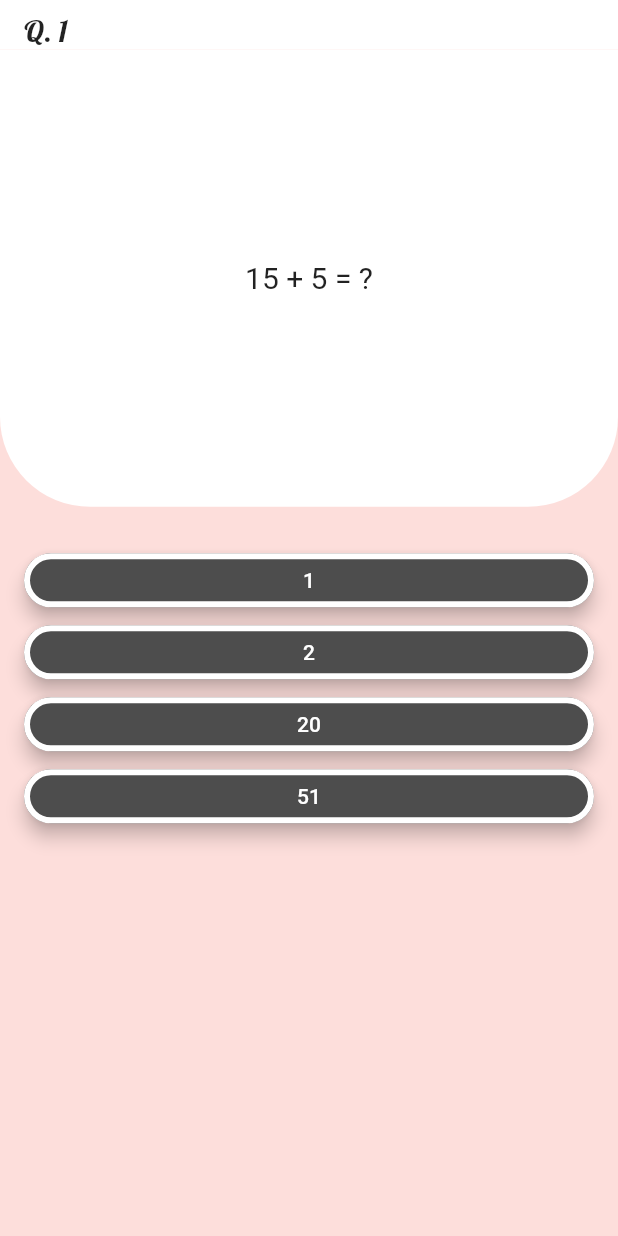
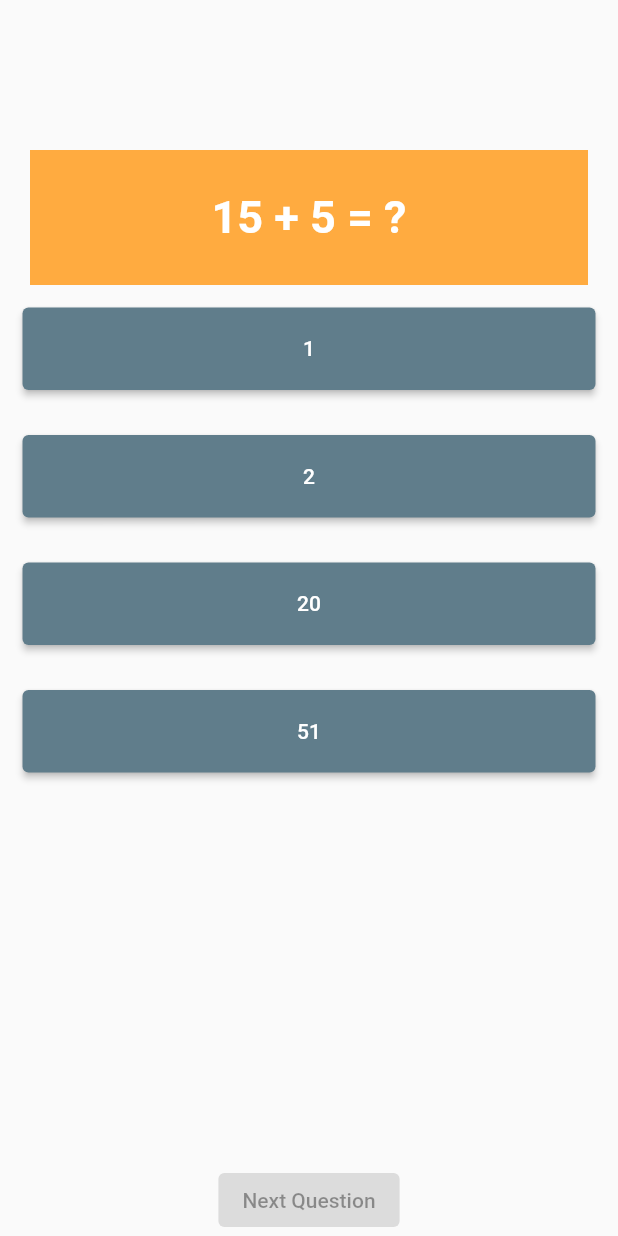
Before and after one commit to ZeyadSawwan/Quiz_app-2, a Flutter app: the screen it shows after launch, after a tap on "Questions", on a phone screen of 412 x 824 dp. Run offline on Flutter 3.47's test engine with Material 2 defaults, Android fonts, the phone set to English and light mode, and no system bars; our stand-ins replace get, google_fonts, percent_indicator.

Commit message:
first commit

```diff
--- a/lib/model/model.dart
+++ b/lib/model/model.dart
@@ -1,6 +1,12 @@
 class QuizlModel {
   String question;
-  Map<String, bool>? answers;
-  String note;
-  QuizlModel({required this.question, this.answers, required this.note});
+  List<String> answers;
+  // String note;
+  bool answerRuslt;
+  String correctAnswer;
+  QuizlModel(
+      {required this.question,
+      required this.answers,
+      this.answerRuslt = false,
+      required this.correctAnswer});
 }
--- a/lib/screens/home/home_screen.dart
+++ b/lib/screens/home/home_screen.dart
@@ -1,6 +1,5 @@
 import 'package:flutter/material.dart';
 import 'package:questions_app/screens/quiz1/quiz1.dart';
-import '../../shared/shared_widget.dart';
 
 class HomeScreen extends StatelessWidget {
   static const screenRoute = 'home';
@@ -9,14 +8,14 @@ class HomeScreen extends StatelessWidget {
   @override
   Widget build(BuildContext context) {
     return Scaffold(
-      backgroundColor: CustomWidgets().backgroundColor,
+      backgroundColor: const Color.fromARGB(255, 202, 167, 178),
       body: SafeArea(
         child: ListView(children: [
           Center(
             child: Padding(
               padding: const EdgeInsets.only(top: 12),
               child: Image.asset(
-                CustomWidgets().mainLogo,
+                "assets/images/logo.png",
                 scale: 3.5,
               ),
             ),
--- a/lib/screens/quiz1/quiz1.dart
+++ b/lib/screens/quiz1/quiz1.dart
@@ -1,145 +1,126 @@
 import 'package:flutter/material.dart';
 import 'package:get/get.dart';
-import 'package:questions_app/shared/shared_widget.dart';
-import '../result/result_screen.dart';
-import 'quiz1_bloc.dart';
-import 'widgets/questions_container.dart';
+import 'package:questions_app/screens/quiz1/quiz1_bloc.dart';
+import 'package:questions_app/screens/result/result_screen.dart';
 
 class Quiz1Screen extends StatefulWidget {
-  static const screenRoute = 'screen2';
-
-  const Quiz1Screen({Key? key}) : super(key: key);
+  Quiz1Screen({Key? key}) : super(key: key);
+  static const screenRoute = 'quiz1';
 
   @override
-  State<Quiz1Screen> createState() => _Quiz1ScreenState();
+  State<Quiz1Screen> createState() => _Quiz2ScreenState();
 }
 
-class _Quiz1ScreenState extends State<Quiz1Screen> {
 var bloc = Quiz1Bloc();
+
+class _Quiz2ScreenState extends State<Quiz1Screen> {
   @override
   Widget build(BuildContext context) {
     return Scaffold(
         body: PageView.builder(
             physics: const NeverScrollableScrollPhysics(),
             controller: bloc.pageController,
-        onPageChanged: (page) {
-          setState(() {
-            bloc.isPressed = false;
-          });
-        },
+            onPageChanged: (page) {},
+            itemCount: bloc.questionList().length,
             itemBuilder: (context, index) {
-          return SafeArea(
-            child: Stack(children: [
-              Container(
-                color: CustomWidgets().backgroundColor,
-                height: MediaQuery.of(context).size.height,
+              return Column(children: [
+                const SizedBox(
+                  height: 100,
+                ),
+                Padding(
+                  padding: const EdgeInsets.only(left: 20, right: 20),
+                  child: Container(
+                    color: Colors.orangeAccent,
                     width: MediaQuery.of(context).size.width,
-              ),
-              Column(
-                children: [
-                  QuestionsContainer(
-                    index: index,
-                    questionText: bloc.ListOfQuestions[index].question,
-                  ),
-                  const SizedBox(
-                    height: 20,
-                  ),
-                  //TODO:
-                  const SizedBox(
-                    height: 5,
-                  ),
-                  for (int i = 0;
-                      i < bloc.ListOfQuestions[index].answers!.length;
-                      i++)
-                    SizedBox(
-                      width: MediaQuery.of(context).size.width,
-                      child: Padding(
-                        padding: const EdgeInsets.only(left: 16, right: 16),
-                        child: ElevatedButton(
-                          onPressed: bloc.isPressed
-                              ? () {}
-                              : () {
-                                  setState(() {
-                                    bloc.isPressed = true;
-                                  });
-                                  bloc.scoreMethod(index, i);
-
-                                  if (bloc
-                                      .ListOfQuestions[index].answers!.entries
-                                      .toList()[i]
-                                      .value) {}
-                                },
-                          style: ElevatedButton.styleFrom(
-                            shape: RoundedRectangleBorder(
-                                borderRadius: BorderRadius.circular(100),
-                                side: BorderSide(
-                                    width: 4,
-                                    color: bloc.isPressed == false
-                                        ? Colors.white
-                                        : Colors.transparent)),
-                            elevation: 5,
-                            primary: bloc.isPressed
-                                ? bloc.ListOfQuestions[index].answers!.entries
-                                        .toList()[i]
-                                        .value
-                                    ? bloc.isTrue
-                                    : bloc.isWrong
-                                : bloc.btncolor,
-                          ),
-                          child: Text(bloc.ListOfQuestions[index].answers!.keys
-                              .toList()[i]),
+                    height: 90,
+                    child: Center(
+                      child: Text(
+                        bloc.questionList()[bloc.index2].question,
+                        style: const TextStyle(
+                            fontSize: 30,
+                            fontWeight: FontWeight.bold,
+                            color: Colors.white),
                       ),
                     ),
                   ),
+                ),
+                answersList(),
                 const SizedBox(
                   height: 30,
                 ),
-                  bloc.isPressed == true
-                      ? Text(bloc.ListOfQuestions[index].note)
-                      : const Text(""),
-                  const SizedBox(
-                    height: 20,
-                  ),
-                  bloc.isPressed
-                      ? ElevatedButton(
+                nextQuestionButton()
+              ]);
+            })
+        // body:
+        );
+  }
+
+  answersList() {
+    return Expanded(
+      child: ListView.builder(
+          itemCount: bloc.questionList()[bloc.index2].answers.length,
+          itemBuilder: (context, index) {
+            return optionsButton(
+                bloc.questionList()[bloc.index2].answers[index]);
+          }),
+    );
+  }
+
+  optionsButton(String answer) {
+    return Container(
+      width: double.infinity,
+      margin: const EdgeInsets.all(15),
+      height: 55,
+      child: ElevatedButton(
           style: ElevatedButton.styleFrom(
-                              shape: RoundedRectangleBorder(
-                                borderRadius: BorderRadius.circular(30.0),
-                              ),
-                              elevation: 0,
-                              side: const BorderSide(
-                                  width: 3, color: Colors.blue),
-                              primary: Colors.transparent),
-                          onPressed: bloc.isPressed
-                              ? index + 1 == bloc.ListOfQuestions.length
+              primary: bloc.answered
+                  ? bloc.questionList()[bloc.index2].correctAnswer ==
+                          bloc.selectedAnswer
+                      ? Colors.green
+                      : Colors.red
+                  : Colors.blueGrey),
+          onPressed: () {
+            if (bloc.selectedAnswer == answer) {
+              bloc.answered = false;
+              bloc.selectedAnswer = "";
+            } else {
+              bloc.answered = true;
+              bloc.selectedAnswer = answer;
+            }
+            bloc.scoreMethod(bloc.index2);
+            bloc.questionList()[bloc.index2].answerRuslt =
+                answer == bloc.questionList()[bloc.index2].correctAnswer;
+            setState(() {});
+          },
+          child: Text(answer)),
+    );
+  }
+
+  nextQuestionButton() {
+    bool lastQuestion = false;
+    if (bloc.index2 == bloc.questionList().length - 1) {
+      lastQuestion = true;
+    }
+    return ElevatedButton(
+        onPressed: bloc.answered
             ? () {
-                                      Get.off(() => ResultScreen(
-                                          bloc.score, bloc.ListOfQuestions));
-                                    }
-                                  : () {
+                bloc.selectedAnswer = "";
+                if (lastQuestion) {
+                  Get.off(() => ResultScreen(bloc.score, bloc.questionList()));
+                } else {
+                  setState(() {
+                    bloc.index2++;
                     bloc.pageController!.nextPage(
-                                          duration:
-                                              const Duration(milliseconds: 500),
+                        duration: const Duration(milliseconds: 500),
                         curve: Curves.linear);
                     setState(() {
-                                        bloc.isPressed = false;
+                      bloc.selectedAnswer = "";
+                      bloc.answered = false;
+                    });
                   });
                 }
+              }
             : null,
-                          child: Text(
-                            index + 1 == bloc.ListOfQuestions.length
-                                ? "See result"
-                                : "Next Question",
-                            style: const TextStyle(color: Colors.black87),
-                          ),
-                        )
-                      : Container(),
-                ],
-              ),
-            ]),
-          );
-        },
-      ),
-    );
+        child: Text(lastQuestion ? "See result" : "Next Question"));
   }
 }
--- a/lib/screens/quiz1/quiz1_bloc.dart
+++ b/lib/screens/quiz1/quiz1_bloc.dart
@@ -2,56 +2,46 @@ import 'package:flutter/material.dart';
 import 'package:questions_app/model/model.dart';
 
 class Quiz1Bloc {
+  String selectedAnswer = "";
+  int index2 = 0;
+  bool answered = false;
   PageController? pageController = PageController(initialPage: 0);
-  bool isPressed = false;
-  Color isTrue = Colors.green;
-  Color isWrong = Colors.red;
-  Color btncolor = const Color.fromARGB(255, 77, 77, 77);
-  bool isCorrect = true;
-  bool isDisplayingAnswer = true;
+  int score = 0;
+  List<QuizlModel> questionList() {
+    List<QuizlModel> list = [];
+    list.add(
+      QuizlModel(
+        correctAnswer: "20",
+        question: "15 + 5 = ?",
+        answers: [
+          "1",
+          "2",
+          "20",
+          "51",
+        ],
+      ),
+    );
+    list.add(QuizlModel(
+      correctAnswer: "71",
+      question: "50 + 21 = ?",
+      answers: ["1", "50", "71", "103"],
+    ));
+    list.add(QuizlModel(
+      correctAnswer: "151",
+      question: "101 + 50 = ?",
+      answers: ["151", "90", "154", "157"],
+    ));
+    list.add(QuizlModel(
+      correctAnswer: "190",
+      question: "118 + 72 = ?",
+      answers: ["101", "200", "192", "190"],
+    ));
 
-  int score = 0;
+    return list;
+  }
 
-  List<QuizlModel> ListOfQuestions = [
-    QuizlModel(
-        question: "15 + 5 = ?",
-        answers: {
-          "1": false,
-          "2": false,
-          "20": true,
-          "51": false,
-        },
-        note: ""),
-    QuizlModel(
-        question: "40 + 21 = ?",
-        answers: {
-          "61": true,
-          "42": false,
-          "763": false,
-          "16512": false,
-        },
-        note: ""),
-    QuizlModel(
-        question: "0 + 0 = ?",
-        answers: {
-          "51231": false,
-          "52141244421": false,
-          "21": false,
-          "0": true,
-        },
-        note: ""),
-    QuizlModel(
-        question: "411 + 200 = ?",
-        answers: {
-          "92": false,
-          "31": false,
-          "611": true,
-          "1421": false,
-        },
-        note: "")
-  ];
-  void scoreMethod(index, i) {
-    if (ListOfQuestions[index].answers!.entries.toList()[i].value) {
+  void scoreMethod(index) {
+    if (selectedAnswer == questionList()[index].correctAnswer) {
       score += 1;
     }
   }
--- a/lib/screens/quiz1/widgets/questions_container.dart
+++ /dev/null
@@ -1,47 +0,0 @@
-import 'package:flutter/material.dart';
-import 'package:google_fonts/google_fonts.dart';
-
-class QuestionsContainer extends StatelessWidget {
-  QuestionsContainer({required this.questionText, required this.index});
-  String questionText;
-  int index;
-  @override
-  Widget build(
-    BuildContext context,
-  ) {
-    return Column(
-      children: [
-        Container(
-          width: MediaQuery.of(context).size.width,
-          color: Colors.white,
-          child: Padding(
-            padding: const EdgeInsets.only(left: 16, right: 16, top: 8),
-            child: Text(
-              "Q. ${index + 1}",
-              style: GoogleFonts.lobster(fontSize: 20),
-            ),
-          ),
-        ),
-        Container(
-          child: Column(
-            mainAxisAlignment: MainAxisAlignment.center,
-            children: [
-              Text(
-                questionText,
-                textAlign: TextAlign.center,
-                style: const TextStyle(fontSize: 20),
-              ),
-            ],
-          ),
-          width: MediaQuery.of(context).size.width,
-          height: MediaQuery.of(context).size.height * 0.37,
-          decoration: const BoxDecoration(
-              color: Colors.white,
-              borderRadius: BorderRadius.only(
-                  bottomLeft: Radius.circular(60),
-                  bottomRight: Radius.circular(60))),
-        ),
-      ],
-    );
-  }
-}
--- a/lib/screens/result/result_bloc.dart
+++ b/lib/screens/result/result_bloc.dart
@@ -1,5 +1,3 @@
-import 'dart:ffi';
-
 class ResultBloc {
   String calculateThePercentageOfCorrectAnswers(ListOfQuestions, score) {
     return (score / ListOfQuestions.length * 100).toString();
--- a/lib/screens/result/result_screen.dart
+++ b/lib/screens/result/result_screen.dart
@@ -1,16 +1,16 @@
 import 'package:flutter/material.dart';
-import 'package:questions_app/screens/quiz1/quiz1.dart';
 import 'package:get/get.dart';
 import 'package:google_fonts/google_fonts.dart';
 import 'package:percent_indicator/percent_indicator.dart';
+import 'package:questions_app/screens/quiz1/quiz1.dart';
 import 'package:questions_app/screens/result/result_bloc.dart';
 import '../../shared/shared_widget.dart';
 import '../home/home_screen.dart';
 
 class ResultScreen extends StatefulWidget {
-  ResultScreen(this.score, this.ListOfQuestions, {Key? key}) : super(key: key);
+  ResultScreen(this.score, this.questionList, {Key? key}) : super(key: key);
   final int score;
-  List ListOfQuestions;
+  List questionList;
   // QuestionHiveModel questionHiveModel;
   @override
   State<ResultScreen> createState() => _ResultScreenState();
@@ -22,7 +22,7 @@ class _ResultScreenState extends State<ResultScreen> {
   @override
   Widget build(BuildContext context) {
     return Scaffold(
-      backgroundColor: CustomWidgets().backgroundColor,
+      backgroundColor: const Color.fromARGB(255, 202, 167, 178),
       body: SafeArea(
         child: SizedBox(
           width: MediaQuery.of(context).size.width,
@@ -32,16 +32,16 @@ class _ResultScreenState extends State<ResultScreen> {
               Padding(
                 padding: const EdgeInsets.all(60),
                 child: Image.asset(
-                  CustomWidgets().mainLogo,
+                  "assets/images/logo.png",
                   scale: 2,
                 ),
               ),
               CircularPercentIndicator(
                 radius: 42,
                 lineWidth: 8,
-                percent: widget.score / widget.ListOfQuestions.length,
+                percent: widget.score / widget.questionList.length,
                 center: Text(
-                  "${bloc.calculateThePercentageOfCorrectAnswers(widget.ListOfQuestions, widget.score)} %",
+                  "${bloc.calculateThePercentageOfCorrectAnswers(widget.questionList, widget.score)} %",
                   style: GoogleFonts.neuton(
                       fontWeight: FontWeight.bold,
                       fontSize: 18,
@@ -57,7 +57,7 @@ class _ResultScreenState extends State<ResultScreen> {
                   decoration: BoxDecoration(
                       border: Border.all(width: 2, color: Colors.blue)),
                   child: Text(
-                    "${widget.score}/${widget.ListOfQuestions.length}",
+                    "${widget.score}/${widget.questionList.length}",
                     style: GoogleFonts.oldStandardTt(
                         fontSize: 20, fontWeight: FontWeight.bold),
                     textAlign: TextAlign.center,
--- a/lib/shared/shared_widget.dart
+++ b/lib/shared/shared_widget.dart
@@ -1,6 +1,5 @@
-import 'package:flutter/material.dart';
 
-class CustomWidgets {
-  String mainLogo = "assets/images/logo.png";
-  Color backgroundColor = const Color.fromARGB(255, 253, 222, 219);
-}
+// class CustomWidgets {
+//   String mainLogo = "assets/images/logo.png";
+//   Color backgroundColor = const Color.fromARGB(255, 253, 222, 219);
+// }
--- a/pubspec.yaml
+++ b/pubspec.yaml
@@ -35,11 +35,7 @@ dependencies:
   cupertino_icons: ^1.0.2
   google_fonts: ^2.3.3
   get: ^4.6.5
-  hive: ^2.2.3
-  hive_flutter: ^1.1.0
-  hive_generator: ^1.1.3
   percent_indicator: ^4.0.1
-  build_runner: ^2.2.0
 
 dev_dependencies:
   flutter_test:
```
Also changed, not shown: pubspec.lock. Lines whose indentation alone changed are shown as unchanged.
